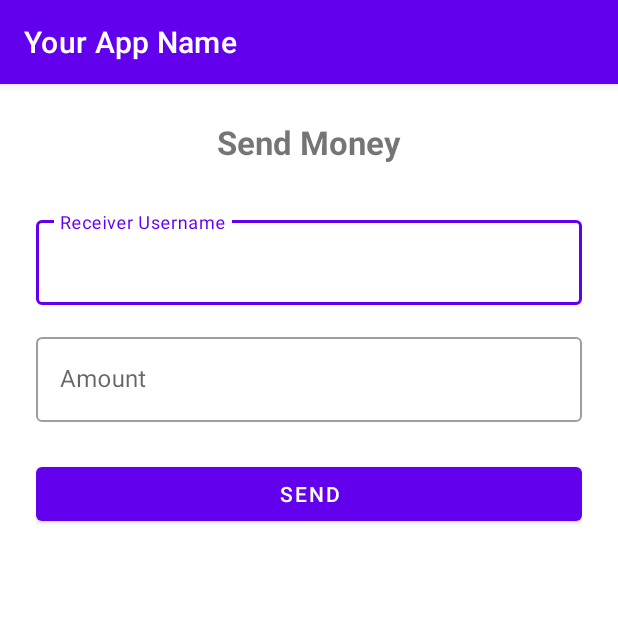
After one commit to arc-arnob/kotlin-bank-app, an Android app: the TransferActivity screen opened directly, with no data from a screen before it, on a phone screen of 412 x 824 dp, the top half of it. The commit adds this screen. Run offline under Robolectric (Android 15) with nearby library versions, the phone set to English and light mode, and no system bars; our stand-ins replace Room's generated code.

Commit message:
Add Transfer Money logic

```diff
--- a/app/src/main/AndroidManifest.xml
+++ b/app/src/main/AndroidManifest.xml
@@ -11,6 +11,9 @@
         android:supportsRtl="true"
         android:theme="@style/Theme.Bankapp"
         tools:targetApi="33">
+        <activity
+            android:name=".ui.TransferActivity"
+            android:exported="false" />
         <activity
             android:name=".ui.DashboardActivity"
             android:exported="false" />
--- a/app/src/main/java/com/arnob/bank_app/di/ViewModelFactory.kt
+++ b/app/src/main/java/com/arnob/bank_app/di/ViewModelFactory.kt
@@ -9,6 +9,7 @@ import com.arnob.bank_app.data.repository.UserRepository
 import com.arnob.bank_app.ui.DashboardViewModel
 import com.arnob.bank_app.ui.LoginViewModel
 import com.arnob.bank_app.ui.RegisterViewModel
+import com.arnob.bank_app.ui.TransferViewModel
 import com.arnob.bank_app.util.PreferenceHelper
 
 class ViewModelFactory(private val context: Context) : ViewModelProvider.Factory {
@@ -31,9 +32,15 @@ class ViewModelFactory(private val context: Context) : ViewModelProvider.Factory
 
         if (modelClass.isAssignableFrom(DashboardViewModel::class.java)) {
             val database = AppDatabase.getDatabase(context)
-            val repository = BalanceRepository(database.balanceDao())
+            val repository = BalanceRepository(database.balanceDao(), database.userDao())
             val preferenceHelper = PreferenceHelper(context)
             return DashboardViewModel(repository, preferenceHelper) as T
+        }
+        if (modelClass.isAssignableFrom(TransferViewModel::class.java)) {
+            val database = AppDatabase.getDatabase(context)
+            val repository = BalanceRepository(database.balanceDao(), database.userDao())
+            val preferenceHelper = PreferenceHelper(context)
+            return TransferViewModel(repository, preferenceHelper) as T
         }
 
         throw IllegalArgumentException("Unknown ViewModel class")
--- /dev/null
+++ b/app/src/main/java/com/arnob/bank_app/ui/TransferActivity.kt
@@ -0,0 +1,57 @@
+package com.arnob.bank_app.ui
+
+import android.content.Intent
+import androidx.appcompat.app.AppCompatActivity
+import android.os.Bundle
+import android.widget.Toast
+import androidx.lifecycle.ViewModelProvider
+import com.arnob.bank_app.databinding.ActivityTransferBinding
+import com.arnob.bank_app.di.ViewModelFactory
+import com.arnob.bank_app.util.PreferenceHelper
+
+class TransferActivity : AppCompatActivity() {
+    private lateinit var binding: ActivityTransferBinding
+    private lateinit var preferenceHelper: PreferenceHelper
+    private lateinit var viewModel: TransferViewModel
+
+    override fun onCreate(savedInstanceState: Bundle?) {
+        super.onCreate(savedInstanceState)
+        binding = ActivityTransferBinding.inflate(layoutInflater)
+        setContentView(binding.root)
+        preferenceHelper = PreferenceHelper(this)
+        // Initialize View Model
+        viewModel = ViewModelProvider(this, ViewModelFactory(this))[TransferViewModel:: class.java]
+        // setup observers
+        setupObservers()
+        // setup click listeners
+        setupClickListeners()
+    }
+    private fun setupObservers(){
+        viewModel.transferState.observe(this) {state ->
+            when(state){
+                is TransferState.Success -> {
+                    navigateToDashboard()
+                }
+                is TransferState.Error -> {
+                    Toast.makeText(this, state.message, Toast.LENGTH_SHORT).show()
+                }
+            }
+        }
+    }
+    private fun navigateToDashboard(){
+        val intent = Intent(this, DashboardActivity::class.java)
+        startActivity(intent)
+    }
+    private fun setupClickListeners(){
+        binding.btnSendMoney.setOnClickListener{
+            val amountText = binding.etTransferAmount.text.toString()
+            val amount = amountText.toDoubleOrNull()
+            val receiverUserName = binding.etReceiverUsername.text.toString()
+            if (amount == null || amount <= 0) {
+                Toast.makeText(this, "Enter a valid amount", Toast.LENGTH_SHORT).show()
+            } else {
+                viewModel.sendMoney(receiverUserName, amount)
+            }
+        }
+    }
+}
--- /dev/null
+++ b/app/src/main/java/com/arnob/bank_app/ui/TransferViewModel.kt
@@ -0,0 +1,35 @@
+package com.arnob.bank_app.ui
+
+import androidx.lifecycle.MutableLiveData
+import androidx.lifecycle.ViewModel
+import androidx.lifecycle.viewModelScope
+import com.arnob.bank_app.data.repository.BalanceRepository
+import com.arnob.bank_app.util.PreferenceHelper
+import kotlinx.coroutines.launch
+
+class TransferViewModel(
+    private val balanceRepository: BalanceRepository,
+    private val preferenceHelper: PreferenceHelper
+
+): ViewModel(){
+    val transferState = MutableLiveData<TransferState>()
+    fun sendMoney(toUsername: String, amount: Double?) {
+        if (amount == null || toUsername.isBlank()) {
+            transferState.value = TransferState.Error("Invalid input")
+            return
+        }
+
+        viewModelScope.launch {
+            val fromUserId = preferenceHelper.getLoggedInUserId()
+            val result = balanceRepository.transferMoney(fromUserId, toUsername, amount)
+            result
+                .onSuccess { transferState.postValue(TransferState.Success) }
+                .onFailure { e -> transferState.postValue(TransferState.Error(e.message ?: "Failed")) }
+        }
+    }
+}
+
+sealed class TransferState {
+    object Success : TransferState()
+    data class Error(val message: String) : TransferState()
+}
--- /dev/null
+++ b/app/src/main/res/layout/activity_transfer.xml
@@ -0,0 +1,72 @@
+<?xml version="1.0" encoding="utf-8"?>
+<androidx.constraintlayout.widget.ConstraintLayout
+    xmlns:android="http://schemas.android.com/apk/res/android"
+    xmlns:app="http://schemas.android.com/apk/res-auto"
+    xmlns:tools="http://schemas.android.com/tools"
+    android:layout_width="match_parent"
+    android:layout_height="match_parent"
+    android:padding="24dp"
+    tools:context=".ui.TransferActivity">
+
+    <!-- Title -->
+    <TextView
+        android:id="@+id/tvTransferTitle"
+        android:layout_width="wrap_content"
+        android:layout_height="wrap_content"
+        android:text="Send Money"
+        android:textSize="22sp"
+        android:textStyle="bold"
+        app:layout_constraintTop_toTopOf="parent"
+        app:layout_constraintStart_toStartOf="parent"
+        app:layout_constraintEnd_toEndOf="parent" />
+
+    <!-- Receiver Username -->
+    <com.google.android.material.textfield.TextInputLayout
+        android:id="@+id/tilReceiverUsername"
+        style="@style/Widget.MaterialComponents.TextInputLayout.OutlinedBox"
+        android:layout_width="0dp"
+        android:layout_height="wrap_content"
+        android:hint="Receiver Username"
+        app:layout_constraintTop_toBottomOf="@id/tvTransferTitle"
+        app:layout_constraintStart_toStartOf="parent"
+        app:layout_constraintEnd_toEndOf="parent"
+        android:layout_marginTop="32dp">
+
+        <com.google.android.material.textfield.TextInputEditText
+            android:id="@+id/etReceiverUsername"
+            android:layout_width="match_parent"
+            android:layout_height="wrap_content"
+            android:inputType="text" />
+    </com.google.android.material.textfield.TextInputLayout>
+
+    <!-- Amount -->
+    <com.google.android.material.textfield.TextInputLayout
+        android:id="@+id/tilTransferAmount"
+        style="@style/Widget.MaterialComponents.TextInputLayout.OutlinedBox"
+        android:layout_width="0dp"
+        android:layout_height="wrap_content"
+        android:hint="Amount"
+        app:layout_constraintTop_toBottomOf="@id/tilReceiverUsername"
+        app:layout_constraintStart_toStartOf="parent"
+        app:layout_constraintEnd_toEndOf="parent"
+        android:layout_marginTop="16dp">
+
+        <com.google.android.material.textfield.TextInputEditText
+            android:id="@+id/etTransferAmount"
+            android:layout_width="match_parent"
+            android:layout_height="wrap_content"
+            android:inputType="numberDecimal" />
+    </com.google.android.material.textfield.TextInputLayout>
+
+    <!-- Send Button -->
+    <Button
+        android:id="@+id/btnSendMoney"
+        android:layout_width="0dp"
+        android:layout_height="wrap_content"
+        android:text="Send"
+        app:layout_constraintTop_toBottomOf="@id/tilTransferAmount"
+        app:layout_constraintStart_toStartOf="parent"
+        app:layout_constraintEnd_toEndOf="parent"
+        android:layout_marginTop="24dp" />
+
+</androidx.constraintlayout.widget.ConstraintLayout>
```
Also changed, not shown: app/src/main/java/com/arnob/bank_app/data/repository/BalanceRepository.kt (+28 -1 lines), app/src/main/java/com/arnob/bank_app/ui/DashboardActivity.kt (+9 -0 lines), app/src/main/res/layout/activity_dashboard.xml (+10 -1 lines).
